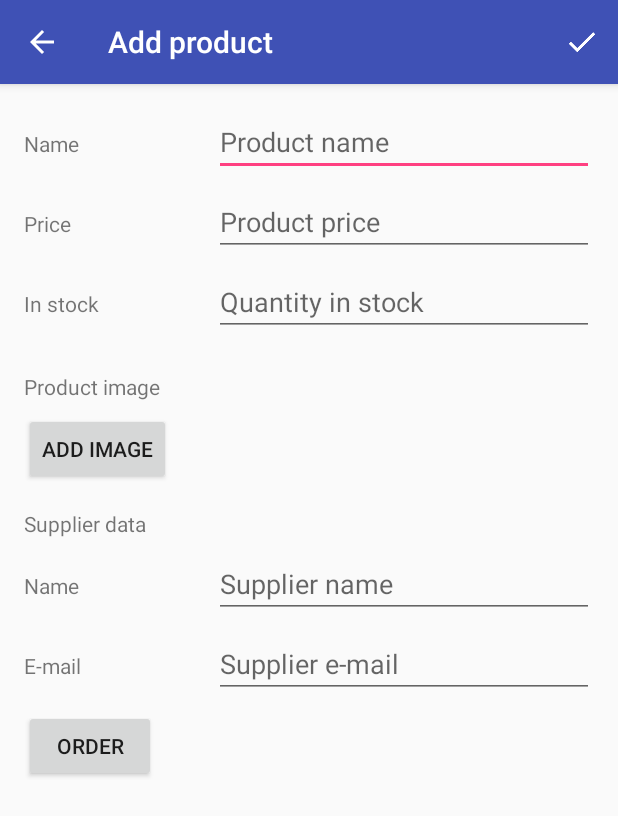
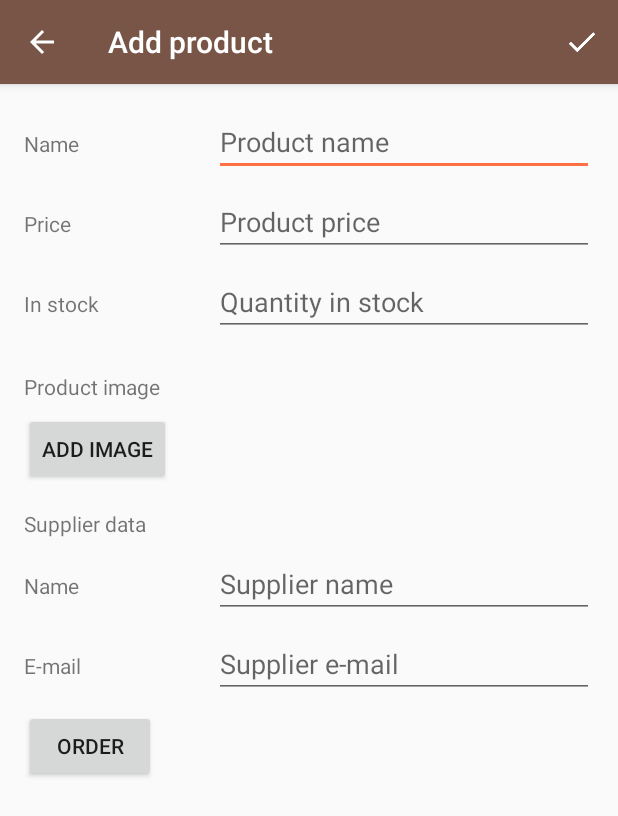
Before and after one commit to feamor84/InventoryApp, an Android app: the EditorActivity screen opened directly, with no data from a screen before it, on a phone screen of 412 x 824 dp. Shown: the top 816 px of the screen. Run offline under Robolectric (Android 15) with nearby library versions, the phone set to English and light mode, and no system bars; our stand-ins replace ButterKnife.

```diff
--- a/app/build.gradle
+++ b/app/build.gradle
@@ -24,8 +24,8 @@ dependencies {
     androidTestCompile('com.android.support.test.espresso:espresso-core:2.2.2', {
         exclude group: 'com.android.support', module: 'support-annotations'
     })
-    compile 'com.android.support:appcompat-v7:26.+'
-    compile 'com.android.support:design:26.+'
+    compile 'com.android.support:appcompat-v7:26.0.0-beta2'
+    compile 'com.android.support:design:26.0.0-beta2'
     compile 'com.jakewharton:butterknife:8.7.0'
     annotationProcessor 'com.jakewharton:butterknife-compiler:8.7.0'
     testCompile 'junit:junit:4.12'
--- a/app/src/main/java/pl/bartekpawlowski/inventoryapp/ViewHolder.java
+++ b/app/src/main/java/pl/bartekpawlowski/inventoryapp/ViewHolder.java
@@ -2,6 +2,7 @@ package pl.bartekpawlowski.inventoryapp;
 
 import android.view.View;
 import android.widget.Button;
+import android.widget.ImageButton;
 import android.widget.TextView;
 
 import butterknife.BindView;
@@ -24,7 +25,7 @@ public class ViewHolder {
     TextView mProductQty;
 
     @BindView(R.id.list_product_sale_button)
-    Button mProductSaleButton;
+    ImageButton mProductSaleButton;
 
     public ViewHolder(View view) {
         ButterKnife.bind(this, view);
--- a/app/src/main/res/layout/list_item.xml
+++ b/app/src/main/res/layout/list_item.xml
@@ -24,9 +24,10 @@
         tools:text="6 pcs"
         />
 
-    <Button
+    <ImageButton
         android:id="@+id/list_product_sale_button"
         style="@style/ListItemQtyAndSale.Sale"
-        android:text="@string/sale_button"/>
+        android:src="@drawable/ic_shopping_basket"
+        android:contentDescription="@string/sale_button"/>
 
 </LinearLayout>
--- a/app/src/main/res/values/colors.xml
+++ b/app/src/main/res/values/colors.xml
@@ -1,8 +1,8 @@
 <?xml version="1.0" encoding="utf-8"?>
 <resources>
-    <color name="colorPrimary">#3F51B5</color>
-    <color name="colorPrimaryDark">#303F9F</color>
-    <color name="colorAccent">#FF4081</color>
+    <color name="colorPrimary">#795548</color>
+    <color name="colorPrimaryDark">#4E342E</color>
+    <color name="colorAccent">#FF7043</color>
 
     <!-- EmptyList Image credits -->
     <color name="empty_list_image_credits">#E0E0E0</color>
--- a/app/src/main/res/values/strings.xml
+++ b/app/src/main/res/values/strings.xml
@@ -22,8 +22,8 @@
     <!-- EmptyListText -->
     <string name="empty_list_text">No product on the list! \nPlease click button on bottom right to add a new product.</string>
 
-    <!-- List item SALE button -->
-    <string name="sale_button">sale</string>
+    <!-- List item SALE button description -->
+    <string name="sale_button">Sale</string>
 
     <!-- ProductEditor product name -->
     <string name="product_editor_name">Name</string>
--- a/app/src/main/res/values/styles.xml
+++ b/app/src/main/res/values/styles.xml
@@ -1,7 +1,7 @@
 <resources>
 
     <!-- Base application theme. -->
-    <style name="AppTheme" parent="Theme.AppCompat.Light.DarkActionBar">
+    <style name="AppTheme" parent="Base.Theme.AppCompat.Light.DarkActionBar">
         <!-- Customize your theme here. -->
         <item name="colorPrimary">@color/colorPrimary</item>
         <item name="colorPrimaryDark">@color/colorPrimaryDark</item>
@@ -58,7 +58,7 @@
         <item name="android:layout_alignParentBottom">true</item>
         <item name="android:layout_alignParentRight">true</item>
         <item name="android:layout_margin">@dimen/fab_margin</item>
-        <item name="android:focusable">true</item>
+        <item name="android:focusable">false</item>
     </style>
 
     <!-- ListItem container -->
@@ -67,6 +67,7 @@
         <item name="android:layout_height">wrap_content</item>
         <item name="android:orientation">horizontal</item>
         <item name="android:padding">@dimen/list_item_container_padding</item>
+        <item name="android:descendantFocusability">blocksDescendants</item>
     </style>
 
     <!-- ListItem name & price container -->
@@ -112,6 +113,7 @@
     <!-- ListItem sale button -->
     <style name="ListItemQtyAndSale.Sale">
         <item name="android:focusable">false</item>
+        <item name="android:background">@color/colorPrimaryDark</item>
     </style>
 
     <!-- ProductEditor ScrollView -->
@@ -191,7 +193,7 @@
     <!-- ProductEditor image holder -->
     <style name="ProductEditorImageHolder">
         <item name="android:layout_width">match_parent</item>
-        <item name="android:layout_height">@dimen/product_editor_image_height</item>
+        <item name="android:layout_height">@dimen/product_editor_no_image</item>
         <item name="android:scaleType">centerCrop</item>
     </style>
 
```
Also changed, not shown: app/src/main/java/pl/bartekpawlowski/inventoryapp/EditorActivity.java (+24 -5 lines), app/src/main/res/drawable-hdpi/ic_shopping_basket.png (added), app/src/main/res/drawable-mdpi/ic_shopping_basket.png (added), app/src/main/res/drawable-xhdpi/ic_shopping_basket.png (added), app/src/main/res/drawable-xxhdpi/ic_shopping_basket.png (added), app/src/main/res/drawable-xxxhdpi/ic_shopping_basket.png (added), 1 other file.
